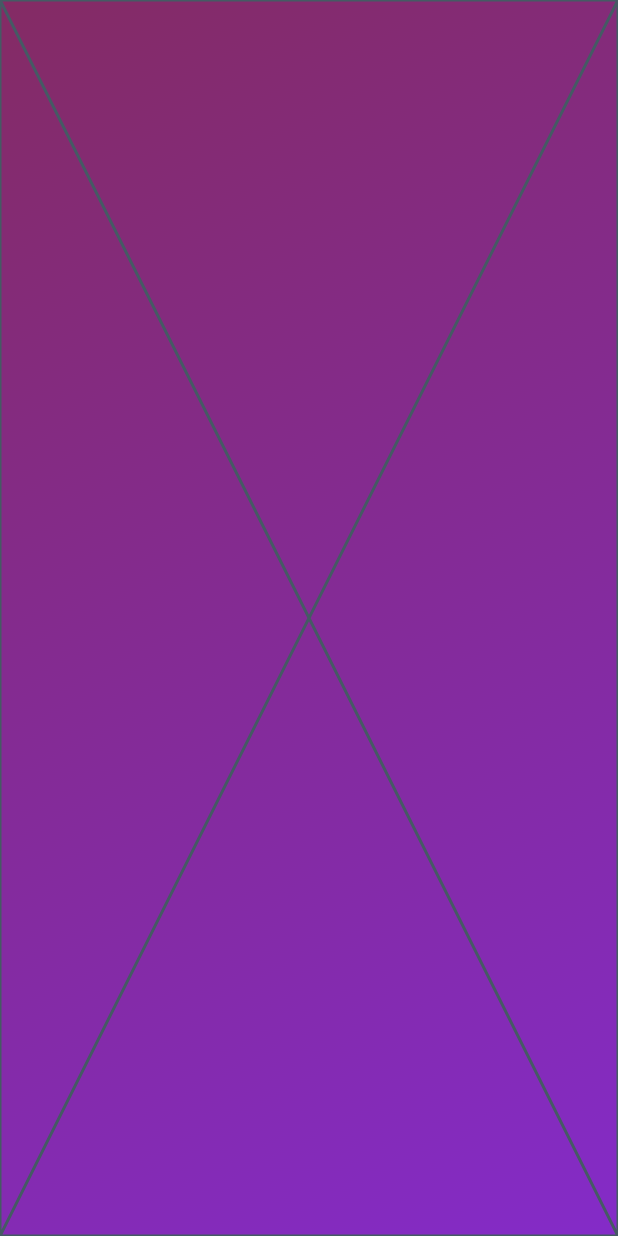
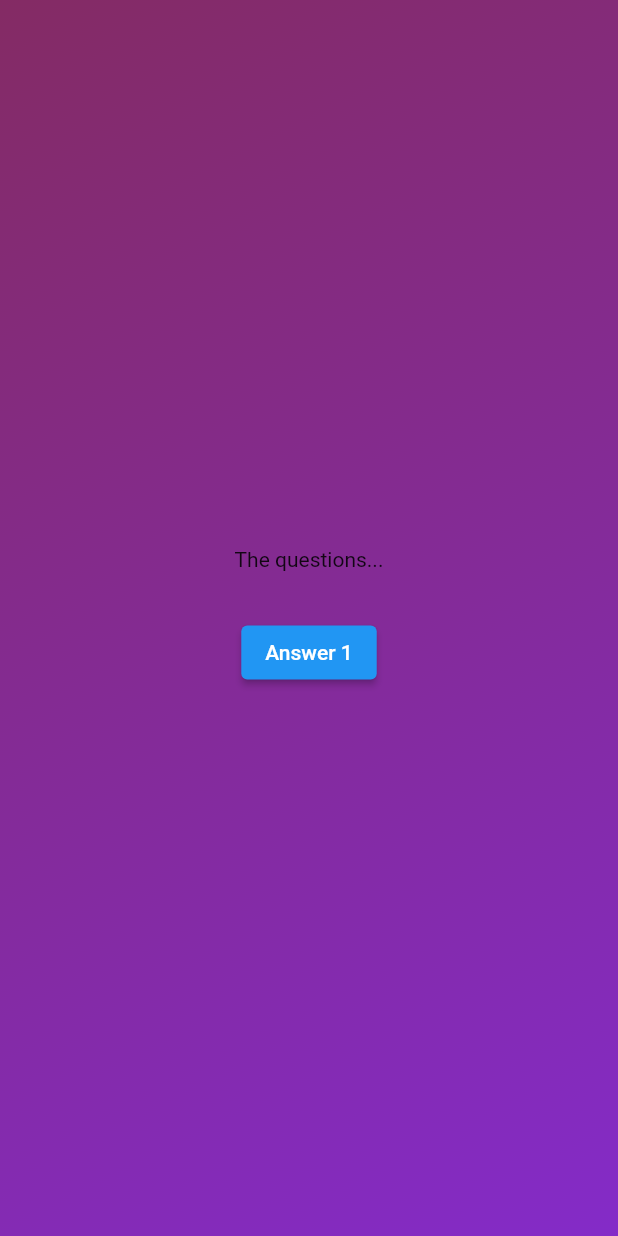
Before and after one commit to CongNQ-Dev/flutter-quiz-app, a Flutter app: the screen it shows after launch, after a tap on "Start Quiz", on a phone screen of 412 x 824 dp. Run offline on Flutter 3.47's test engine with Material 2 defaults, Android fonts, the phone set to English and light mode, and no system bars.

Commit message:
Configuring a Column

```diff
--- a/lib/question_screen.dart
+++ b/lib/question_screen.dart
@@ -10,6 +10,18 @@ class QuestionsScreen extends StatefulWidget {
 class _QuestionsScreenState extends State<QuestionsScreen> {
   @override
   Widget build(BuildContext context) {
-    return const Placeholder();
+    return SizedBox(
+      width: double.infinity,
+      child: Column(
+        mainAxisAlignment: MainAxisAlignment.center,
+        children: [
+          const Text("The questions..."),
+          const SizedBox(
+            height: 30,
+          ),
+          ElevatedButton(onPressed: () {}, child: Text("Answer 1"))
+        ],
+      ),
+    );
   }
 }
--- a/lib/quiz.dart
+++ b/lib/quiz.dart
@@ -38,6 +38,7 @@ class _QuizState extends State<Quiz> {
       screenWidget = const QuestionsScreen();
     }
     return MaterialApp(
+      debugShowCheckedModeBanner: false,
       home: Scaffold(
         body: Container(
           decoration: BoxDecoration(
--- a/lib/start_screen.dart
+++ b/lib/start_screen.dart
@@ -6,12 +6,12 @@ class StartScreen extends StatelessWidget {
   @override
   Widget build(BuildContext context) {
     return Container(
-      decoration: BoxDecoration(
-        gradient: LinearGradient(colors: [
-          const Color.fromARGB(255, 132, 43, 100),
-          const Color.fromARGB(255, 132, 43, 200),
-        ], begin: Alignment.topLeft, end: Alignment.bottomRight),
-      ),
+      // decoration: BoxDecoration(
+      //   gradient: LinearGradient(colors: [
+      //     Color.fromARGB(255, 33, 201, 21),
+      //     const Color.fromARGB(255, 132, 43, 200),
+      //   ], begin: Alignment.topLeft, end: Alignment.bottomRight),
+      // ),
       child: Center(
           child: Column(
         mainAxisSize: MainAxisSize.min,
```
